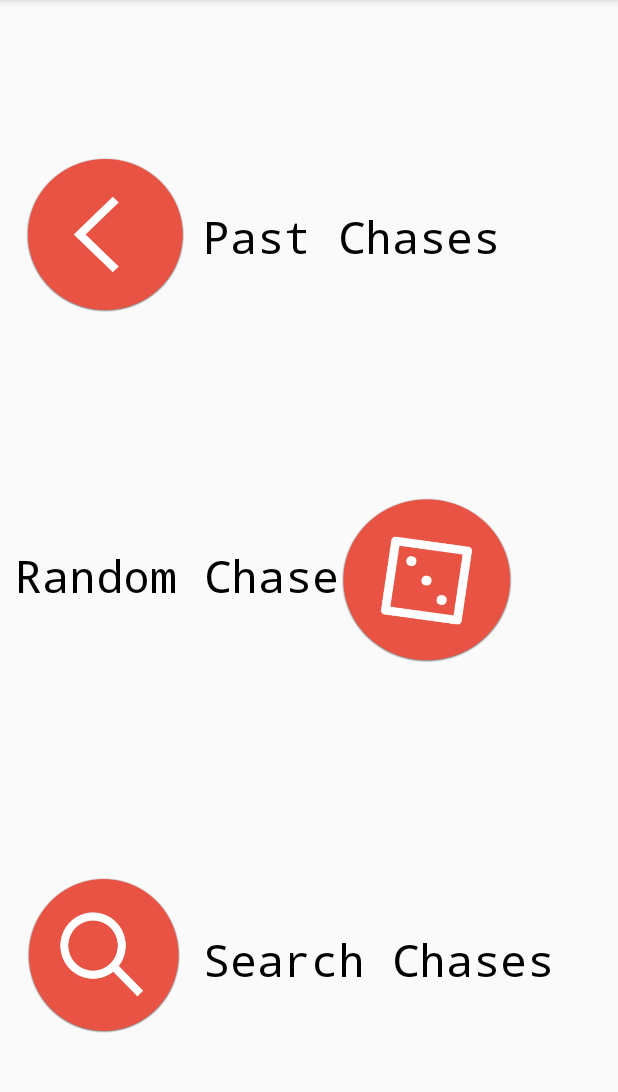
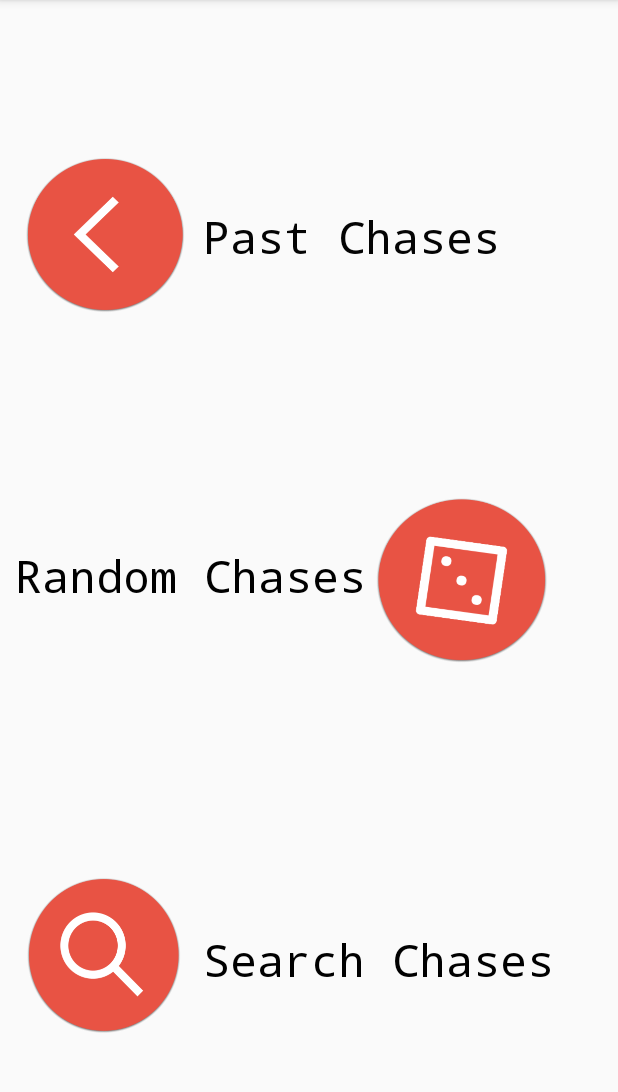
Before and after one commit to danagu/MapQuest, an Android app: the MenuActivity screen opened directly, with no data from a screen before it, on a phone screen of 412 x 824 dp, the part 84-1176 px from its top. Run offline under Robolectric (Android 15) with nearby library versions, the phone set to English and light mode, and no system bars.

Commit message:
fix the map display

```diff
--- a/mobile/src/main/res/layout/activity_map_display.xml
+++ b/mobile/src/main/res/layout/activity_map_display.xml
@@ -16,7 +16,7 @@
             android:layout_height="wrap_content">
 
             <Button
-                android:layout_width="75dp"
+                android:layout_width="80dp"
                 android:layout_height="75dp"
                 android:id="@+id/myChases"
                 android:background="@drawable/mychases_icon"
--- a/mobile/src/main/res/layout/activity_menu.xml
+++ b/mobile/src/main/res/layout/activity_menu.xml
@@ -35,7 +35,7 @@
         <TextView
             android:layout_width="wrap_content"
             android:layout_height="wrap_content"
-            android:text="Random Chase"
+            android:text="Random Chases"
             android:id="@+id/randomChasesText"
             android:textSize="30dp"
             android:layout_marginLeft="10dp"
@@ -49,7 +49,7 @@
             android:id="@+id/randomChasesButton"
             android:layout_gravity="center"
             android:background="@drawable/random_icon"
-            android:layout_marginLeft="0dp"
+            android:layout_marginLeft="5dp"
             android:layout_marginRight="15dp"
             />
 
```
